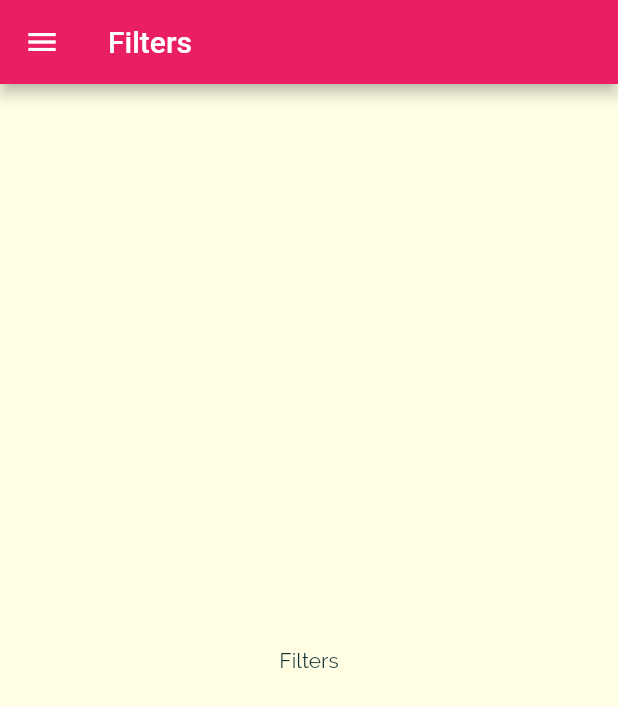
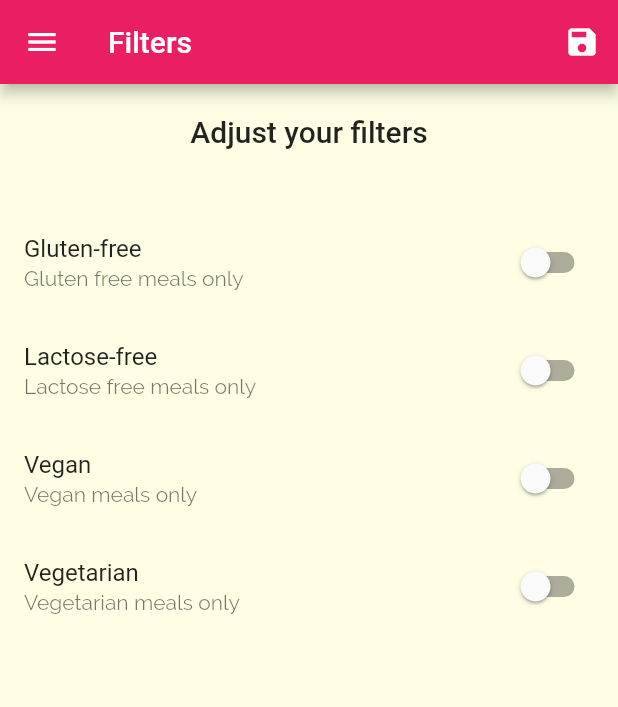
Before and after one commit to mahmudulshuvo/MealApp, a Flutter app: the FiltersScreen screen opened by its route, on a phone screen of 412 x 824 dp. Shown: the top 707 px of the screen. Run offline on Flutter 3.47's test engine with Material 2 defaults, Android fonts, the phone set to English and light mode, and no system bars.

Commit message:
setup filters

```diff
--- a/lib/main.dart
+++ b/lib/main.dart
@@ -1,13 +1,52 @@
 import 'package:flutter/material.dart';
+import 'package:meal_app/dummy_data.dart';
+import 'package:meal_app/models/filter.dart';
 import 'package:meal_app/screens/categories_screen.dart';
 import 'package:meal_app/screens/category_meal_screen.dart';
 import 'package:meal_app/screens/filters_screen.dart';
 import 'package:meal_app/screens/meal_detail_screen.dart';
 import 'package:meal_app/screens/tabs_screen.dart';
+import './models/meal.dart';
+import './dummy_data.dart';
 
 void main() => runApp(MyApp());
 
-class MyApp extends StatelessWidget {
+class MyApp extends StatefulWidget {
+  @override
+  State<MyApp> createState() => _MyAppState();
+}
+
+class _MyAppState extends State<MyApp> {
+  Filter filter = Filter(
+      glutenFree: false,
+      isVegan: false,
+      lactoseFree: false,
+      isVegetarian: false);
+
+  List<Meal> availableMeals = DUMMY_MEALS;
+
+  void _setFilters(Filter updatedFilters) {
+    setState(() {
+      filter = updatedFilters;
+
+      availableMeals = DUMMY_MEALS.where((meal) {
+        if (filter.glutenFree && !meal.isGlutenFree) {
+          return false;
+        }
+        if (filter.lactoseFree && !meal.isLactoseFree) {
+          return false;
+        }
+        if (filter.isVegan && !meal.isVegan) {
+          return false;
+        }
+        if (filter.isVegetarian && !meal.isVegetarian) {
+          return false;
+        }
+        return true;
+      }).toList();
+    });
+  }
+
   @override
   Widget build(BuildContext context) {
     return MaterialApp(
@@ -15,16 +54,16 @@ class MyApp extends StatelessWidget {
       theme: ThemeData(
         primarySwatch: Colors.pink,
         accentColor: Colors.amber,
-        canvasColor: Color.fromRGBO(255, 254, 229, 1),
+        canvasColor: const Color.fromRGBO(255, 254, 229, 1),
         fontFamily: 'Raleway',
         textTheme: ThemeData.light().textTheme.copyWith(
-            bodyText1: TextStyle(
+            bodyText1: const TextStyle(
               color: Color.fromRGBO(20, 51, 51, 1),
             ),
-            bodyText2: TextStyle(
+            bodyText2: const TextStyle(
               color: Color.fromRGBO(20, 51, 51, 1),
             ),
-            headline3: TextStyle(
+            headline3: const TextStyle(
               fontSize: 20,
               fontFamily: 'RobotoCondensed',
               fontWeight: FontWeight.bold,
@@ -32,10 +71,15 @@ class MyApp extends StatelessWidget {
       ),
       initialRoute: '/', // default is '/'
       routes: {
-        '/': (ctx) => TabsScreen(),
-        CategoryMealsScreen.routeName: (ctx) => CategoryMealsScreen(),
+        '/': (ctx) => const TabsScreen(),
+        CategoryMealsScreen.routeName: (ctx) => CategoryMealsScreen(
+              availableMeals: availableMeals,
+            ),
         MealDetailScreen.routeName: (ctx) => MealDetailScreen(),
-        FiltersScreen.routeName: (ctx) => FiltersScreen()
+        FiltersScreen.routeName: (ctx) => FiltersScreen(
+              selectedFilters: filter,
+              setFilters: _setFilters,
+            )
       },
     );
   }
--- /dev/null
+++ b/lib/models/filter.dart
@@ -0,0 +1,12 @@
+class Filter {
+  final bool glutenFree;
+  final bool lactoseFree;
+  final bool isVegan;
+  final bool isVegetarian;
+
+  Filter(
+      {required this.glutenFree,
+      required this.isVegan,
+      required this.lactoseFree,
+      required this.isVegetarian});
+}
--- a/lib/screens/filters_screen.dart
+++ b/lib/screens/filters_screen.dart
@@ -1,19 +1,100 @@
 import 'package:flutter/material.dart';
+import 'package:meal_app/models/filter.dart';
 import 'package:meal_app/widgets/main_drawer.dart';
 
-class FiltersScreen extends StatelessWidget {
+class FiltersScreen extends StatefulWidget {
   static const routeName = '/filters-screen';
-  const FiltersScreen({Key? key}) : super(key: key);
+  Filter selectedFilters;
+  Function setFilters;
+
+  FiltersScreen(
+      {Key? key, required this.selectedFilters, required this.setFilters})
+      : super(key: key);
+
+  @override
+  State<FiltersScreen> createState() => _FiltersScreenState();
+}
+
+class _FiltersScreenState extends State<FiltersScreen> {
+  bool _glutenFree = false;
+  bool _lactoseFree = false;
+  bool _isVegan = false;
+  bool _isVegetarian = false;
+
+  @override
+  void initState() {
+    _glutenFree = widget.selectedFilters.glutenFree;
+    _lactoseFree = widget.selectedFilters.lactoseFree;
+    _isVegan = widget.selectedFilters.isVegan;
+    _isVegetarian = widget.selectedFilters.isVegetarian;
+    super.initState();
+  }
+
+  Widget buildSwitchListTile(
+      String title, String subTitle, bool value, Function(bool value) update) {
+    return SwitchListTile(
+        title: Text(title),
+        subtitle: Text(subTitle),
+        value: value,
+        onChanged: update);
+  }
 
   @override
   Widget build(BuildContext context) {
     return Scaffold(
       appBar: AppBar(
         title: const Text('Filters'),
+        actions: [
+          IconButton(
+              onPressed: () {
+                Filter updatedFilter = Filter(
+                    glutenFree: _glutenFree,
+                    isVegan: _isVegan,
+                    lactoseFree: _lactoseFree,
+                    isVegetarian: _isVegetarian);
+                widget.setFilters(updatedFilter);
+              },
+              icon: const Icon(Icons.save))
+        ],
       ),
       drawer: const MainDrawer(),
-      body: const Center(
-        child: Text('Filters'),
+      body: Column(
+        children: [
+          Container(
+            padding: const EdgeInsets.all(20),
+            child: Center(
+                child: Text(
+              'Adjust your filters',
+              style: Theme.of(context).textTheme.headline6,
+            )),
+          ),
+          const SizedBox(
+            height: 20,
+          ),
+          buildSwitchListTile(
+              'Gluten-free', 'Gluten free meals only', _glutenFree, (value) {
+            setState(() {
+              _glutenFree = value;
+            });
+          }),
+          buildSwitchListTile(
+              'Lactose-free', 'Lactose free meals only', _lactoseFree, (value) {
+            setState(() {
+              _lactoseFree = value;
+            });
+          }),
+          buildSwitchListTile('Vegan', 'Vegan meals only', _isVegan, (value) {
+            setState(() {
+              _isVegan = value;
+            });
+          }),
+          buildSwitchListTile(
+              'Vegetarian', 'Vegetarian meals only', _isVegetarian, (value) {
+            setState(() {
+              _isVegetarian = value;
+            });
+          }),
+        ],
       ),
     );
   }
```
Also changed, not shown: lib/screens/category_meal_screen.dart (+5 -2 lines).
